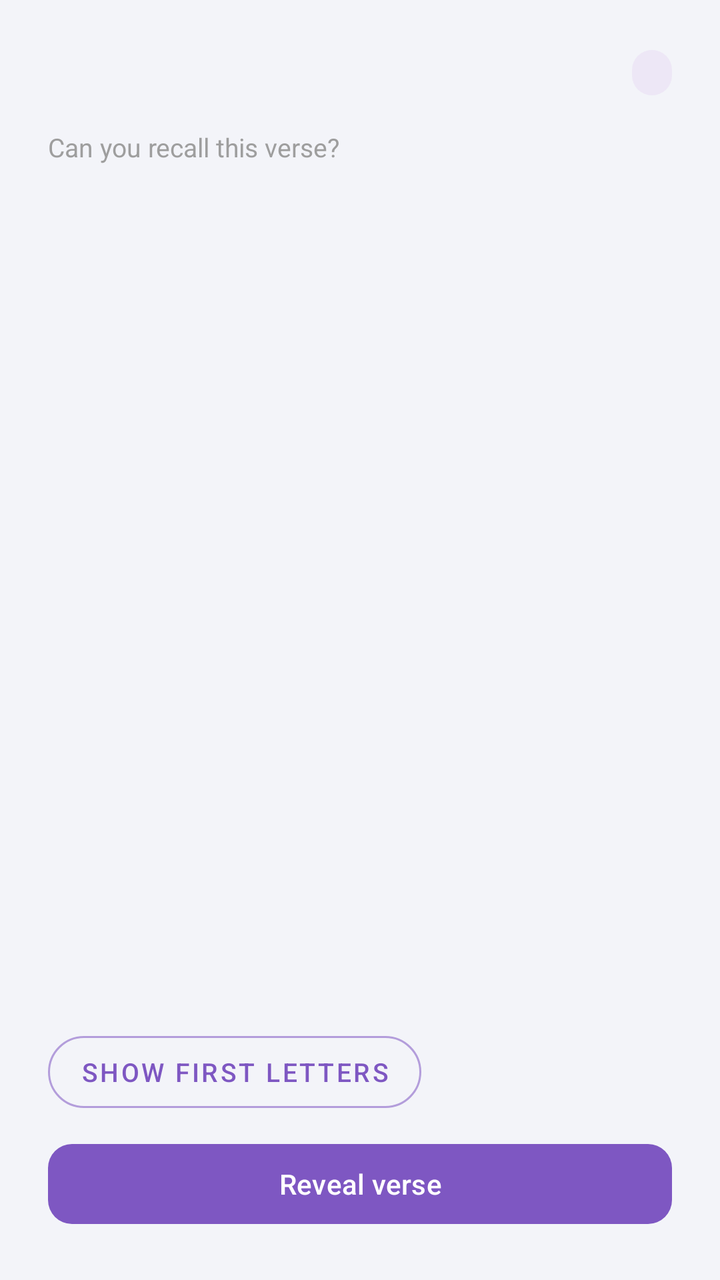
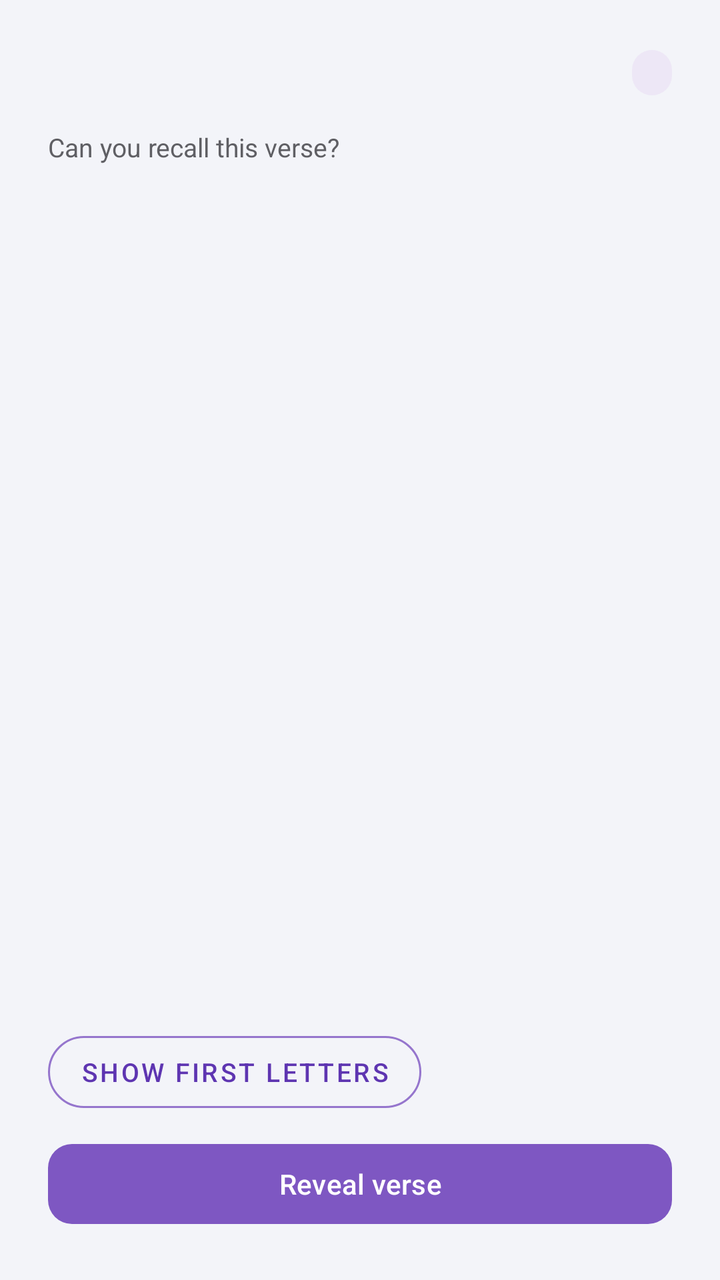

The first picture is an Android layout as it rendered before a commit; the second is the same layout after the commit. The layout source and the unified diff follow.
<!-- AndroidManifest.xml: application theme Theme.SpiritualTracker -->
<!-- res/layout/dialog_verse_quiz.xml -->
<?xml version="1.0" encoding="utf-8"?>
<LinearLayout xmlns:android="http://schemas.android.com/apk/res/android"
    xmlns:app="http://schemas.android.com/apk/res-auto"
    android:layout_width="match_parent"
    android:layout_height="wrap_content"
    android:orientation="vertical"
    android:padding="24dp">

    
    <LinearLayout
        android:layout_width="match_parent"
        android:layout_height="wrap_content"
        android:orientation="horizontal"
        android:gravity="center_vertical"
        android:layout_marginBottom="16dp">

        <TextView
            android:id="@+id/tvQuizReference"
            android:layout_width="0dp"
            android:layout_height="wrap_content"
            android:layout_weight="1"
            android:textColor="#1A1A2E"
            android:textSize="18sp"
            android:textStyle="bold"
            android:fontFamily="serif"/>

        <TextView
            android:id="@+id/tvQuizProgress"
            android:layout_width="wrap_content"
            android:layout_height="wrap_content"
            android:background="@drawable/progress_pill_bg"
            android:paddingStart="10dp"
            android:paddingEnd="10dp"
            android:paddingTop="4dp"
            android:paddingBottom="4dp"
            android:textColor="#7E57C2"
            android:textSize="11sp"
            android:textStyle="bold"/>
    </LinearLayout>

    <androidx.core.widget.NestedScrollView
        android:layout_width="match_parent"
        android:layout_height="0dp"
        android:layout_weight="1"
        android:maxHeight="300dp"
        android:layout_marginBottom="12dp">

        <LinearLayout
            android:layout_width="match_parent"
            android:layout_height="wrap_content"
            android:orientation="vertical">

            
            <TextView
                android:layout_width="match_parent"
                android:layout_height="wrap_content"
                android:text="Can you recall this verse?"
                android:textColor="#9E9E9E"
                android:textSize="13sp"
                android:layout_marginBottom="12dp"/>

            
            <TextView
                android:id="@+id/tvQuizHint"
                android:layout_width="match_parent"
                android:layout_height="wrap_content"
                android:textColor="#B39DDB"
                android:textSize="15sp"
                android:fontFamily="monospace"
                android:lineSpacingMultiplier="1.5"
                android:layout_marginBottom="12dp"
                android:visibility="gone"/>

            
            <TextView
                android:id="@+id/tvQuizText"
                android:layout_width="match_parent"
                android:layout_height="wrap_content"
                android:textColor="#1A1A2E"
                android:textSize="16sp"
                android:fontFamily="serif"
                android:lineSpacingMultiplier="1.5"
                android:layout_marginBottom="12dp"
                android:visibility="gone"/>
        </LinearLayout>
    </androidx.core.widget.NestedScrollView>

    
    <com.google.android.material.button.MaterialButton
        android:id="@+id/btnFirstLetter"
        android:layout_width="wrap_content"
        android:layout_height="wrap_content"
        android:text="Show first letters"
        android:textSize="13sp"
        android:layout_marginBottom="8dp"
        app:strokeColor="#B39DDB"
        app:strokeWidth="1dp"
        style="@style/Widget.MaterialComponents.Button.OutlinedButton"
        app:cornerRadius="20dp"/>

    
    <com.google.android.material.button.MaterialButton
        android:id="@+id/btnReveal"
        android:layout_width="match_parent"
        android:layout_height="wrap_content"
        android:text="Reveal verse"
        android:textColor="#FFFFFF"
        app:backgroundTint="#7E57C2"
        app:cornerRadius="12dp"/>

    
    <LinearLayout
        android:id="@+id/layoutQuizActions"
        android:layout_width="match_parent"
        android:layout_height="wrap_content"
        android:orientation="horizontal"
        android:layout_marginTop="4dp"
        android:visibility="gone">

        <com.google.android.material.button.MaterialButton
            android:id="@+id/btnTryAgain"
            android:layout_width="0dp"
            android:layout_height="wrap_content"
            android:layout_weight="1"
            android:layout_marginEnd="8dp"
            android:text="Try again"
            app:strokeColor="#B39DDB"
            app:strokeWidth="1dp"
            style="@style/Widget.MaterialComponents.Button.OutlinedButton"
            app:cornerRadius="12dp"/>

        <com.google.android.material.button.MaterialButton
            android:id="@+id/btnGotIt"
            android:layout_width="0dp"
            android:layout_height="wrap_content"
            android:layout_weight="1"
            android:text="Got it! ✓"
            android:textColor="#FFFFFF"
            app:backgroundTint="#4CAF50"
            app:cornerRadius="12dp"/>
    </LinearLayout>

</LinearLayout>
<!-- resources referenced by this layout -->
<resources>
  <!-- drawable progress_pill_bg (drawable) -->
  <?xml version="1.0" encoding="utf-8"?>
  <shape xmlns:android="http://schemas.android.com/apk/res/android"
      android:shape="rectangle">
      <solid android:color="#EDE7F6"/>
      <corners android:radius="20dp"/>
  </shape>
  <style name="Theme.SpiritualTracker" parent="Base.Theme.SpiritualTracker" />
  <style name="Base.Theme.SpiritualTracker" parent="Theme.Material3.DayNight.NoActionBar">
          <item name="colorPrimary">#7E57C2</item>
          <item name="colorOnPrimary">#FFFFFF</item>
          <item name="colorSecondaryContainer">#D1C4E9</item>
          <item name="colorOnSecondaryContainer">#7E57C2</item>
          <item name="android:windowBackground">#F3F4F9</item>
          
          <item name="android:navigationBarColor">#F5F5F5</item>
          <item name="android:windowLightNavigationBar" tools:targetApi="27">true</item>
      </style>
</resources>

<!-- the commit's change to res/layout/dialog_verse_quiz.xml (unified diff, before → after) -->
@@ -55,7 +55,7 @@
                 android:layout_width="match_parent"
                 android:layout_height="wrap_content"
                 android:text="Can you recall this verse?"
-                android:textColor="#9E9E9E"
+                android:textColor="#5F5F64"
                 android:textSize="13sp"
                 android:layout_marginBottom="12dp"/>
 
@@ -64,7 +64,7 @@
                 android:id="@+id/tvQuizHint"
                 android:layout_width="match_parent"
                 android:layout_height="wrap_content"
-                android:textColor="#B39DDB"
+                android:textColor="#6A4FB0"
                 android:textSize="15sp"
                 android:fontFamily="monospace"
                 android:lineSpacingMultiplier="1.5"
@@ -92,8 +92,9 @@
         android:layout_height="wrap_content"
         android:text="Show first letters"
         android:textSize="13sp"
+        android:textColor="#5E35B1"
         android:layout_marginBottom="8dp"
-        app:strokeColor="#B39DDB"
+        app:strokeColor="#9575CD"
         app:strokeWidth="1dp"
         style="@style/Widget.MaterialComponents.Button.OutlinedButton"
         app:cornerRadius="20dp"/>
